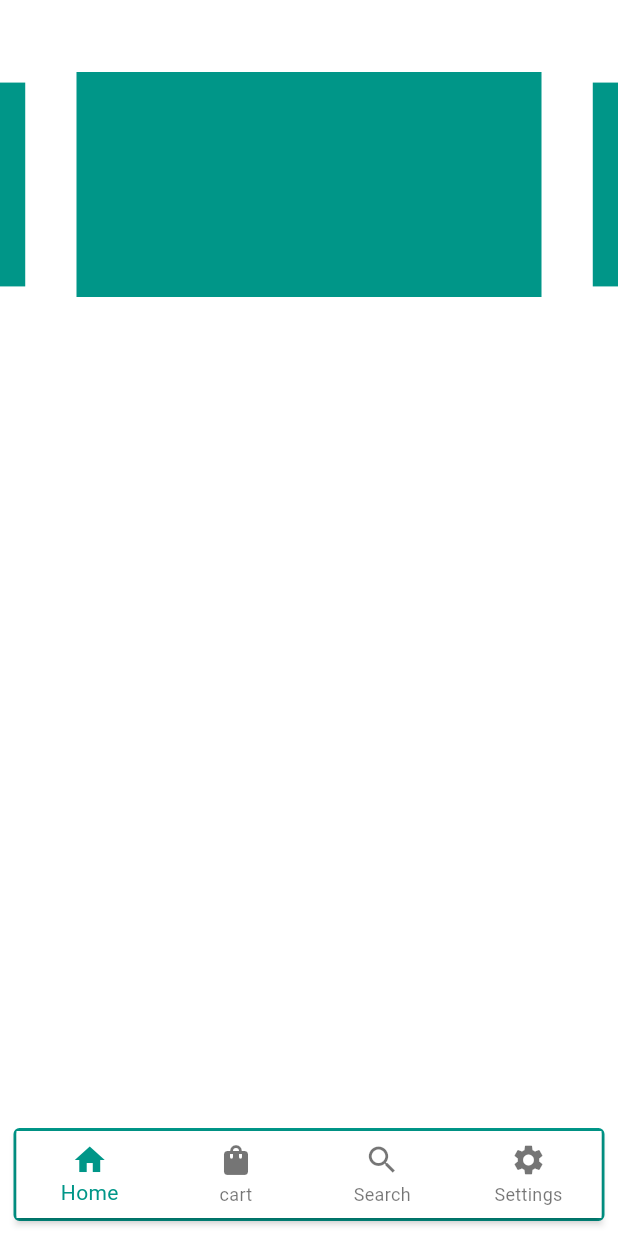
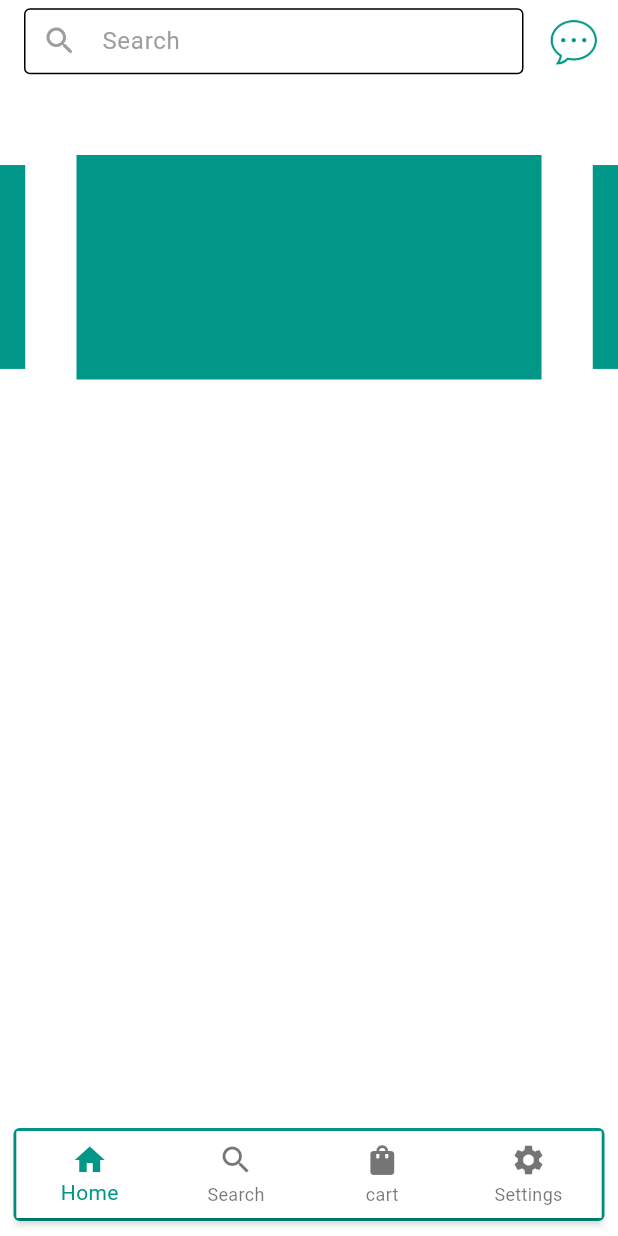
Before and after one commit to MuAshraf811/Graduation_project, a Flutter app: the HomePageView screen opened directly, on a phone screen of 412 x 824 dp. Run offline on Flutter 3.47's test engine with Material 3 defaults, Android fonts, the phone set to English and light mode, and no system bars; drawn by our look-alikes of carousel_slider; our stand-ins replace dio, flutter_otp_text_field, flutter_svg, intl_phone_number_input, lottie, pretty_dio_logger and 1 more.

Commit message:
adding search to home screen

```diff
--- a/lib/features/home/view/home_view.dart
+++ b/lib/features/home/view/home_view.dart
@@ -8,6 +8,46 @@ class HomePageView extends StatelessWidget {
   @override
   Widget build(BuildContext context) {
     return Scaffold(
+      appBar: AppBar(
+        toolbarHeight: 55,
+        automaticallyImplyLeading: false,
+        title: TextFormField(
+          autocorrect: true,
+          decoration: const InputDecoration(
+            labelText: 'Search ',
+            labelStyle: TextStyle(
+              color: Colors.grey,
+            ),
+            prefixIcon: Icon(
+              Icons.search_rounded,
+              color: Colors.grey,
+            ),
+            constraints: BoxConstraints(
+              maxHeight: 44,
+            ),
+            focusedBorder: OutlineInputBorder(
+              borderRadius: BorderRadius.all(Radius.circular(4)),
+            ),
+            enabledBorder: OutlineInputBorder(
+              borderRadius: BorderRadius.all(Radius.circular(4)),
+            ),
+          ),
+        ),
+        actions: [
+          Padding(
+              padding: const EdgeInsets.only(right: 12),
+              child: InkWell(
+                onTap: () {},
+                child: const ImageIcon(
+                  size: 35,
+                  color: ConstantColors.appMainColor,
+                  AssetImage(
+                    'images/other/chat_icon.png',
+                  ),
+                ),
+              )),
+        ],
+      ),
       body: Column(children: [
         const SizedBox(height: 48),
         CarouselSlider(
@@ -57,12 +97,12 @@ class HomePageView extends StatelessWidget {
                 label: 'Home',
               ),
               BottomNavigationBarItem(
+                icon: Icon(Icons.search),
+                label: 'Search',
+              ),
+              BottomNavigationBarItem(
                 icon: Icon(Icons.shopping_bag),
                 label: 'cart',
-              ),
-              BottomNavigationBarItem(
-                icon: Icon(Icons.search),
-                label: 'Search',
               ),
               BottomNavigationBarItem(
                 icon: Icon(Icons.settings),
--- a/lib/main.dart
+++ b/lib/main.dart
@@ -1,7 +1,7 @@
 import 'package:flutter/material.dart';
 import 'package:graduation_project/core/constants/colors.dart';
 import 'package:graduation_project/features/on_bording/on_bording.dart';
-import 'package:graduation_project/features/settings/presentaion/settings_view.dart';
+
 
 void main() {
   runApp(const DocDoc());
@@ -21,8 +21,8 @@ class DocDoc extends StatelessWidget {
           )),
       home: //RegisterView(),
           // Otp(),
-          const SettingsView(),
-      //OnBordingScreen(),
+          const //SettingsView(),
+          OnBordingScreen(),
     );
   }
 }
--- a/pubspec.yaml
+++ b/pubspec.yaml
@@ -77,6 +77,7 @@ flutter:
     - animations/
     - images/on_boarding/
     - images/Svgs/
+    - images/other/
   #   - images/a_dot_ham.jpeg
 
   # An image asset can refer to one or more resolution-specific "variants", see
```
Also changed, not shown: images/other/chat_icon.png (added).
